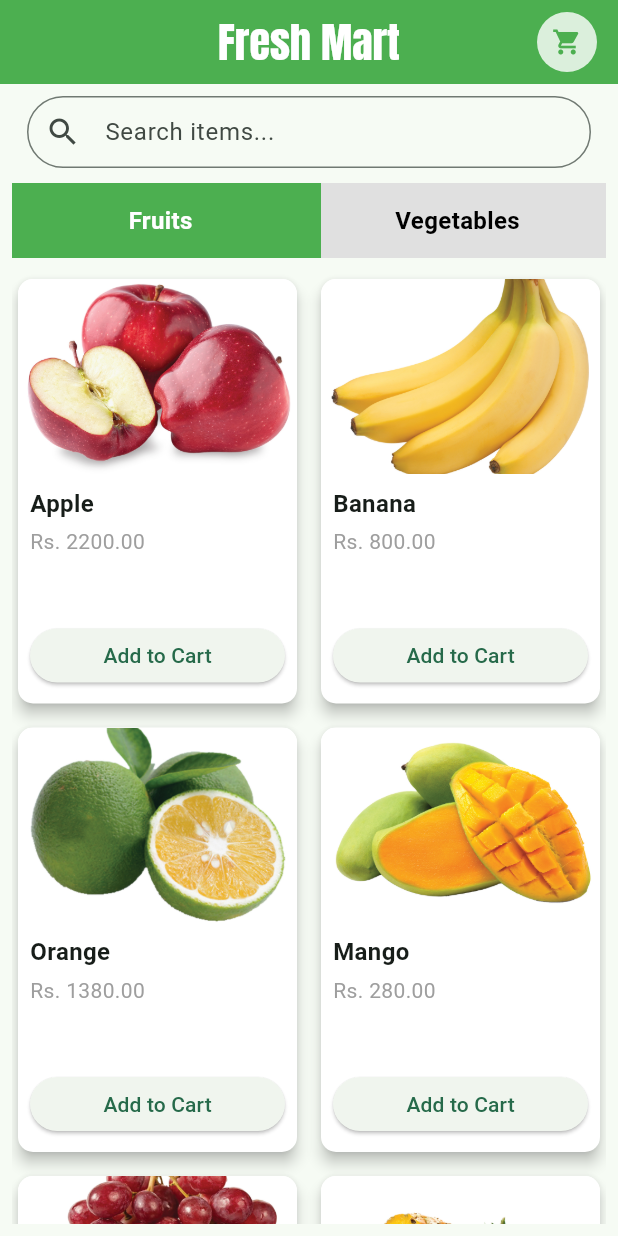
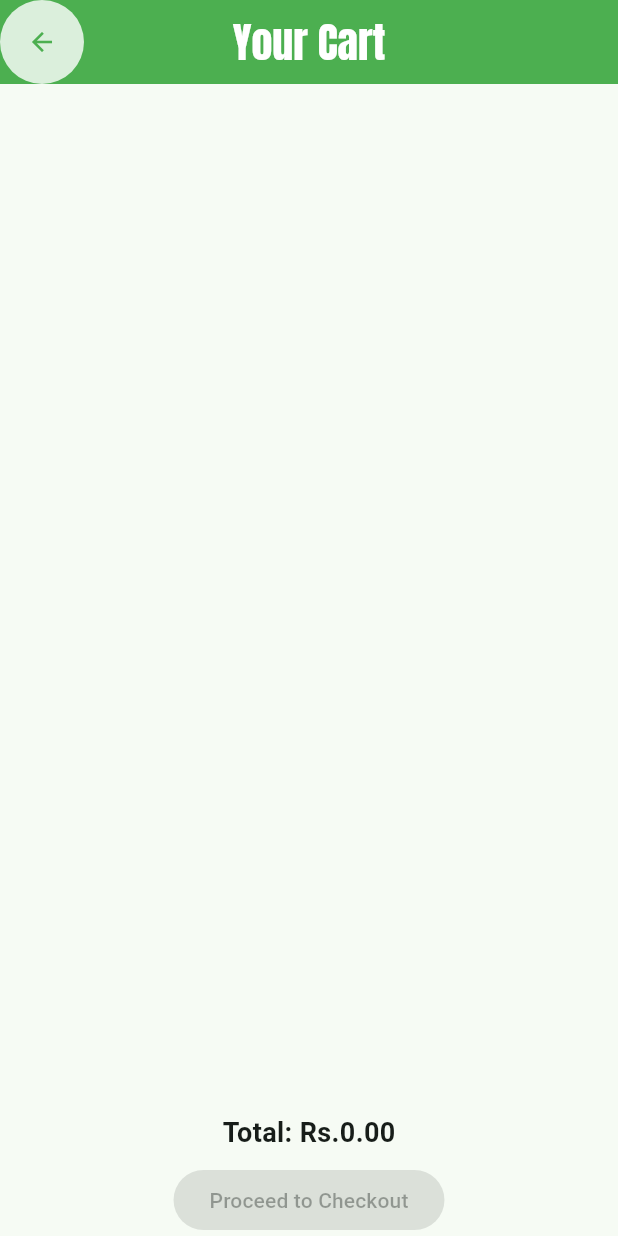
Before and after one commit to Raashi-d/fresh_mart, a Flutter app: the screen it shows after launch, after a tap on the "shopping cart" icon, on a phone screen of 412 x 824 dp. Run offline on Flutter 3.47's test engine with Material 3 defaults, Android fonts, the phone set to English and light mode, and no system bars; our stand-ins replace flutter_spinkit, google_fonts.

Commit message:
create add to cart  screen and functionalities

```diff
--- a/analysis_options.yaml
+++ b/analysis_options.yaml
@@ -10,6 +10,7 @@
 analyzer:
   errors:
     use_build_context_synchronously: ignore
+    library_private_types_in_public_api: ignore
 include: package:flutter_lints/flutter.yaml
 
 linter:
--- a/lib/components/category_bar.dart
+++ b/lib/components/category_bar.dart
@@ -6,10 +6,10 @@ class CategoryBar extends StatefulWidget {
   final String selectedCategory;
 
   const CategoryBar({
-    Key? key,
+    super.key,
     required this.onCategorySelected,
     required this.selectedCategory,
-  }) : super(key: key);
+  });
 
   @override
   _CategoryBarState createState() => _CategoryBarState();
--- a/lib/main.dart
+++ b/lib/main.dart
@@ -1,6 +1,7 @@
 import 'package:flutter/material.dart';
 import 'package:provider/provider.dart';
 import 'providers/grocery_provider.dart';
+import 'providers/cart_provider.dart';
 import 'package:fresh_mart/components/loading_screen.dart';
 
 void main() {
@@ -8,7 +9,7 @@ void main() {
     MultiProvider(
       providers: [
         ChangeNotifierProvider(create: (context) => GroceryProvider()),
-        // ChangeNotifierProvider(create: (context) => CartProvider()),
+        ChangeNotifierProvider(create: (context) => CartProvider()),
       ],
       child: const MyApp(),
     ),
--- /dev/null
+++ b/lib/pages/cart_screen.dart
@@ -0,0 +1,131 @@
+import 'package:flutter/material.dart';
+import 'package:provider/provider.dart';
+import '../providers/cart_provider.dart';
+// import 'checkout_screen.dart';
+import 'package:google_fonts/google_fonts.dart';
+
+class CartScreen extends StatelessWidget {
+  const CartScreen({super.key});
+
+  @override
+  Widget build(BuildContext context) {
+    return Scaffold(
+      appBar: AppBar(
+        leading: Container(
+          height: 30,
+          width: 30,
+          decoration: BoxDecoration(
+            shape: BoxShape.circle,
+            color: Colors.white.withOpacity(0.8),
+          ),
+          child: IconButton(
+            padding: EdgeInsets.zero,
+            constraints: BoxConstraints(),
+            onPressed: () {
+              Navigator.pop(context);
+            },
+            icon: const Icon(Icons.arrow_back, color: Colors.green, size: 20),
+          ),
+        ),
+        title: Text(
+          'Your Cart',
+          style: GoogleFonts.anton(color: Colors.white, fontSize: 28),
+        ),
+        centerTitle: true,
+        backgroundColor: Colors.green,
+      ),
+      body: Consumer<CartProvider>(
+        builder: (context, cartProvider, child) {
+          return Padding(
+            padding: const EdgeInsets.symmetric(horizontal: 12.0),
+            child: Column(
+              children: [
+                Expanded(
+                  child: ListView.separated(
+                    itemCount: cartProvider.items.length,
+                    itemBuilder: (context, index) {
+                      final item = cartProvider.items[index];
+                      final quantity = cartProvider.getQuantity(item);
+
+                      return Container(
+                        margin: const EdgeInsets.symmetric(vertical: 5),
+                        decoration: BoxDecoration(
+                          color: Colors.white,
+                          borderRadius: BorderRadius.circular(15),
+                          boxShadow: [
+                            BoxShadow(
+                              color: Colors.grey.withOpacity(0.3),
+                              spreadRadius: 2,
+                              blurRadius: 5,
+                              offset: const Offset(0, 3),
+                            ),
+                          ],
+                        ),
+                        child: ListTile(
+                          contentPadding: const EdgeInsets.all(10),
+                          leading: ClipRRect(
+                            borderRadius: BorderRadius.circular(8),
+                            child: Image.asset('assets/${item.image}',
+                                width: 50, height: 50, fit: BoxFit.cover),
+                          ),
+                          title: Text(item.name),
+                          subtitle:
+                              Text('Rs. ${item.price.toStringAsFixed(2)} / Kg'),
+                          trailing: Row(
+                            mainAxisSize: MainAxisSize.min,
+                            children: [
+                              IconButton(
+                                icon: const Icon(Icons.remove),
+                                onPressed: () {
+                                  cartProvider.removeFromCart(item);
+                                },
+                              ),
+                              Text(
+                                '$quantity',
+                                style: const TextStyle(fontSize: 18),
+                              ),
+                              IconButton(
+                                icon: const Icon(Icons.add),
+                                onPressed: () {
+                                  cartProvider.addToCart(item);
+                                },
+                              ),
+                            ],
+                          ),
+                        ),
+                      );
+                    },
+                    separatorBuilder: (context, index) {
+                      return const SizedBox(height: 10);
+                    },
+                  ),
+                ),
+                Padding(
+                  padding: const EdgeInsets.all(8.0),
+                  child: Text(
+                    'Total: Rs.${cartProvider.getTotalPrice().toStringAsFixed(2)}',
+                    style: const TextStyle(
+                        fontSize: 18, fontWeight: FontWeight.bold),
+                  ),
+                ),
+                ElevatedButton(
+                  onPressed: cartProvider.items.isNotEmpty
+                      ? () {
+                          // Navigator.push(
+                          //   context,
+                          //   MaterialPageRoute(
+                          //     builder: (context) => CheckoutScreen(),
+                          //   ),
+                          // );
+                        }
+                      : null,
+                  child: const Text('Proceed to Checkout'),
+                ),
+              ],
+            ),
+          );
+        },
+      ),
+    );
+  }
+}
--- a/lib/pages/home_screen.dart
+++ b/lib/pages/home_screen.dart
@@ -1,7 +1,9 @@
 import 'package:flutter/material.dart';
 import 'package:provider/provider.dart';
 import '../providers/grocery_provider.dart';
+import 'package:fresh_mart/providers/cart_provider.dart';
 import 'package:fresh_mart/components/category_bar.dart';
+import 'package:fresh_mart/pages/cart_screen.dart';
 import 'package:google_fonts/google_fonts.dart';
 
 class HomeScreen extends StatefulWidget {
@@ -50,7 +52,10 @@ class _HomeScreenState extends State<HomeScreen> {
                 color: Colors.white.withOpacity(0.8),
               ),
               child: IconButton(
-                onPressed: () {},
+                onPressed: () {
+                  Navigator.push(context,
+                      MaterialPageRoute(builder: (context) => const CartScreen()));
+                },
                 icon: const Icon(
                   Icons.shopping_cart,
                   color: Colors.green,
@@ -84,8 +89,7 @@ class _HomeScreenState extends State<HomeScreen> {
                 ),
               ),
             ),
-            const SizedBox(
-                height: 10.0),
+            const SizedBox(height: 10.0),
 
             // Custom Category Bar
             CategoryBar(
@@ -176,7 +180,9 @@ class _HomeScreenState extends State<HomeScreen> {
                                         padding: const EdgeInsets.all(8.0),
                                         child: ElevatedButton(
                                           onPressed: () {
-                                            // Handle "Add to Cart" action.
+                                            Provider.of<CartProvider>(context,
+                                                    listen: false)
+                                                .addToCart(item);
                                           },
                                           style: ElevatedButton.styleFrom(
                                             minimumSize:
--- /dev/null
+++ b/lib/providers/cart_provider.dart
@@ -0,0 +1,44 @@
+import 'package:flutter/foundation.dart';
+import 'package:fresh_mart/model/grocery_items.dart';
+
+class CartProvider with ChangeNotifier {
+  final List<GroceryItem> _items = [];
+  final Map<int, int> _itemQuantities = {};
+
+  List<GroceryItem> get items => _items;
+
+  int getQuantity(GroceryItem item) {
+    return _itemQuantities[item.id] ?? 0;
+  }
+
+  void addToCart(GroceryItem item) {
+    if (!_items.contains(item)) {
+      _items.add(item);
+    }
+    _itemQuantities[item.id] = (_itemQuantities[item.id] ?? 0) + 1;
+    notifyListeners();
+  }
+
+  void removeFromCart(GroceryItem item) {
+    if (_itemQuantities[item.id] != null && _itemQuantities[item.id]! > 1) {
+      _itemQuantities[item.id] = _itemQuantities[item.id]! - 1;
+    } else {
+      _items.remove(item);
+      _itemQuantities.remove(item.id);
+    }
+    notifyListeners();
+  }
+
+  void clearCart() {
+    _items.clear();
+    _itemQuantities.clear();
+    notifyListeners();
+  }
+
+  double getTotalPrice() {
+    return _items.fold(
+        0.0,
+        (total, item) =>
+            total + (item.price * (_itemQuantities[item.id] ?? 0)));
+  }
+}
```
